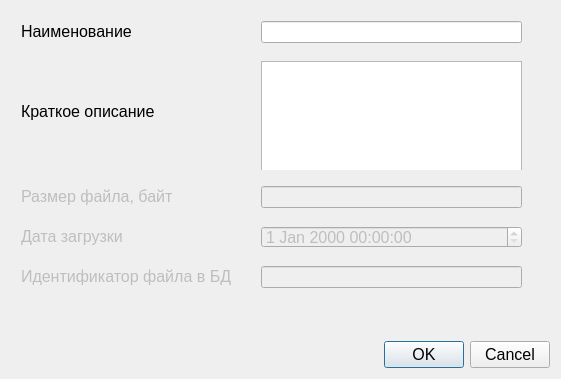
Above: dialogpushfile.ui from AlexShneur/LO_Storage before the change. Below: the same form after it.
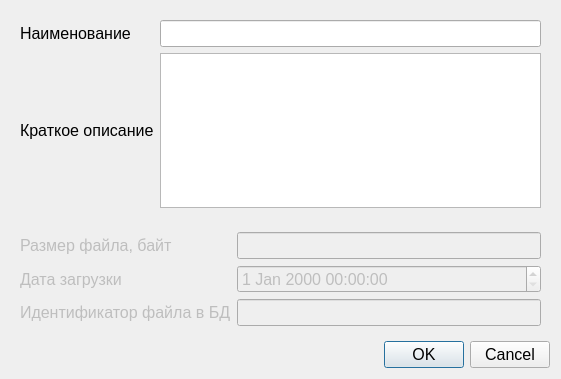
That is the form after the change.

Patch:
```diff
--- a/dialogpushfile.ui
+++ b/dialogpushfile.ui
@@ -22,34 +22,9 @@
        <pointsize>12</pointsize>
       </font>
      </property>
-     <widget class="QLineEdit" name="leFileName">
-      <property name="geometry">
-       <rect>
-        <x>250</x>
-        <y>10</y>
-        <width>261</width>
-        <height>22</height>
-       </rect>
-      </property>
-      <property name="font">
-       <font>
-        <family>Arial</family>
-        <pointsize>12</pointsize>
-       </font>
-      </property>
-      <property name="text">
-       <string/>
-      </property>
-     </widget>
+     <layout class="QGridLayout" name="gridLayout_3">
+      <item row="0" column="0">
      <widget class="QLabel" name="lblFileName">
-      <property name="geometry">
-       <rect>
-        <x>10</x>
-        <y>10</y>
-        <width>111</width>
-        <height>21</height>
-       </rect>
-      </property>
       <property name="font">
        <font>
         <family>Arial</family>
@@ -60,15 +35,22 @@
        <string>Наименование</string>
       </property>
      </widget>
+      </item>
+      <item row="0" column="1">
+       <widget class="QLineEdit" name="leFileName">
+        <property name="font">
+         <font>
+          <family>Arial</family>
+          <pointsize>12</pointsize>
+         </font>
+        </property>
+        <property name="text">
+         <string/>
+        </property>
+       </widget>
+      </item>
+      <item row="1" column="0">
      <widget class="QLabel" name="lblFileDescription">
-      <property name="geometry">
-       <rect>
-        <x>10</x>
-        <y>90</y>
-        <width>141</width>
-        <height>21</height>
-       </rect>
-      </property>
       <property name="font">
        <font>
         <family>Arial</family>
@@ -79,16 +61,11 @@
        <string>Краткое описание</string>
       </property>
      </widget>
-     <widget class="QTextEdit" name="teFileDescription">
-      <property name="geometry">
-       <rect>
-        <x>250</x>
-        <y>50</y>
-        <width>261</width>
-        <height>111</height>
-       </rect>
-      </property>
-     </widget>
+      </item>
+      <item row="1" column="1">
+       <widget class="QTextEdit" name="teFileDescription"/>
+      </item>
+     </layout>
     </widget>
    </item>
    <item row="1" column="0">
@@ -102,34 +79,9 @@
        <pointsize>12</pointsize>
       </font>
      </property>
-     <widget class="QLineEdit" name="leFileSize">
-      <property name="geometry">
-       <rect>
-        <x>250</x>
-        <y>10</y>
-        <width>261</width>
-        <height>22</height>
-       </rect>
-      </property>
-      <property name="font">
-       <font>
-        <family>Arial</family>
-        <pointsize>12</pointsize>
-       </font>
-      </property>
-      <property name="text">
-       <string/>
-      </property>
-     </widget>
+     <layout class="QGridLayout" name="gridLayout_2">
+      <item row="0" column="0">
      <widget class="QLabel" name="lblFileSize">
-      <property name="geometry">
-       <rect>
-        <x>10</x>
-        <y>10</y>
-        <width>151</width>
-        <height>21</height>
-       </rect>
-      </property>
       <property name="font">
        <font>
         <family>Arial</family>
@@ -140,15 +92,22 @@
        <string>Размер файла, байт</string>
       </property>
      </widget>
+      </item>
+      <item row="0" column="1">
+       <widget class="QLineEdit" name="leFileSize">
+        <property name="font">
+         <font>
+          <family>Arial</family>
+          <pointsize>12</pointsize>
+         </font>
+        </property>
+        <property name="text">
+         <string/>
+        </property>
+       </widget>
+      </item>
+      <item row="1" column="0">
      <widget class="QLabel" name="lblDownloadDate">
-      <property name="geometry">
-       <rect>
-        <x>10</x>
-        <y>50</y>
-        <width>111</width>
-        <height>21</height>
-       </rect>
-      </property>
       <property name="font">
        <font>
         <family>Arial</family>
@@ -159,34 +118,12 @@
        <string>Дата загрузки</string>
       </property>
      </widget>
-     <widget class="QLineEdit" name="leDB_Index">
-      <property name="geometry">
-       <rect>
-        <x>250</x>
-        <y>90</y>
-        <width>261</width>
-        <height>22</height>
-       </rect>
-      </property>
-      <property name="font">
-       <font>
-        <family>Arial</family>
-        <pointsize>12</pointsize>
-       </font>
-      </property>
-      <property name="text">
-       <string/>
-      </property>
-     </widget>
+      </item>
+      <item row="1" column="1">
+       <widget class="QDateTimeEdit" name="dteDownloadDate"/>
+      </item>
+      <item row="2" column="0">
      <widget class="QLabel" name="lblDB_Index">
-      <property name="geometry">
-       <rect>
-        <x>10</x>
-        <y>90</y>
-        <width>221</width>
-        <height>21</height>
-       </rect>
-      </property>
       <property name="font">
        <font>
         <family>Arial</family>
@@ -197,16 +134,21 @@
        <string>Идентификатор файла в БД</string>
       </property>
      </widget>
-     <widget class="QDateTimeEdit" name="dteDownloadDate">
-      <property name="geometry">
-       <rect>
-        <x>250</x>
-        <y>50</y>
-        <width>261</width>
-        <height>22</height>
-       </rect>
-      </property>
-     </widget>
+      </item>
+      <item row="2" column="1">
+       <widget class="QLineEdit" name="leDB_Index">
+        <property name="font">
+         <font>
+          <family>Arial</family>
+          <pointsize>12</pointsize>
+         </font>
+        </property>
+        <property name="text">
+         <string/>
+        </property>
+       </widget>
+      </item>
+     </layout>
     </widget>
    </item>
    <item row="2" column="0">
```
Lines whose indentation alone changed are shown as unchanged.
